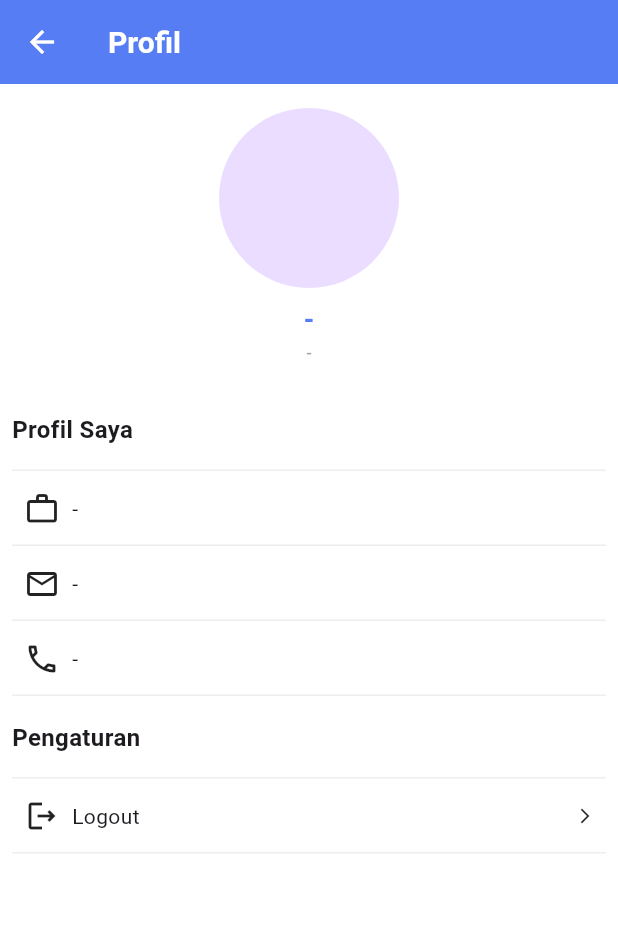
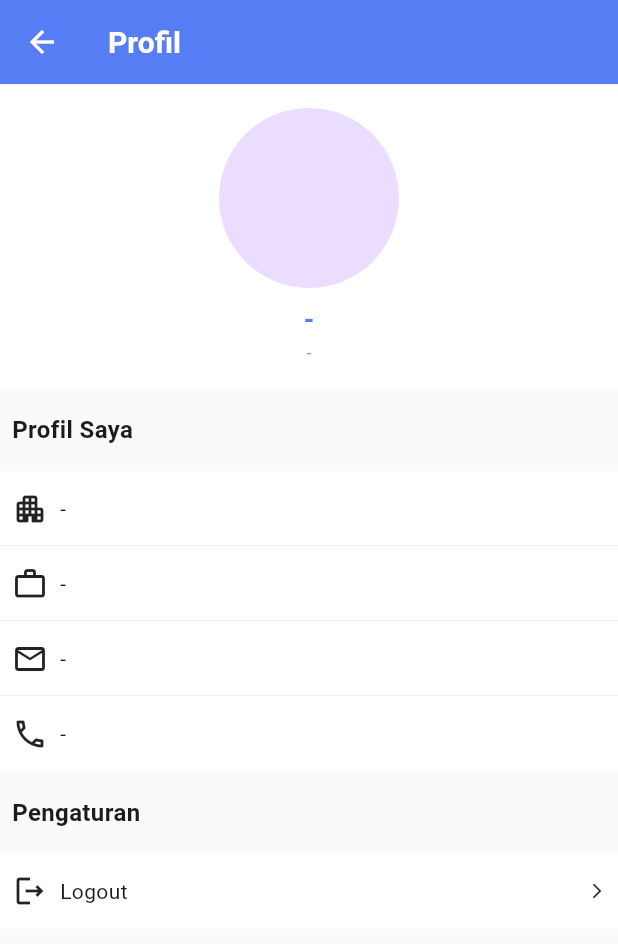
Before and after one commit to hasyim21/attendance-front-end, a Flutter app: the ProfilePage screen opened directly, on a phone screen of 412 x 824 dp. Shown: the top 944 px of the screen. Run offline on Flutter 3.47's test engine with Material 3 defaults, Android fonts, the phone set to English and light mode, and no system bars; our stand-ins replace bloc, camera, dartz, dotted_border, easy_date_timeline, equatable and 9 more; missing offline and left inert: google_mlkit_face_detection, tflite_flutter; accounts and stored records are empty.

Commit message:
update ui profile

```diff
--- a/lib/core/styles/colors.dart
+++ b/lib/core/styles/colors.dart
@@ -1,48 +1,30 @@
 import 'package:flutter/material.dart';
 
 class MyColors {
+  /// background = #FAFAFA
+  static const Color background = Color(0xFFFAFAFA);
+
   /// primary = #567DF4
-  static const Color primary = Color(0xff567DF4);
+  static const Color primary = Color(0xFF567DF4);
 
-  /// primary = #99ACE9
-  static const Color secondary = Color(0xff99ACE9);
-
-  /// grey = #A4A4A4
-  static const Color grey = Color(0xffA4A4A4);
-
-  /// light = #D0D0D0
-  static const Color light = Color(0xffD0D0D0);
-
-  /// light = #F5F5F5
-  static const Color lightSheet = Color(0xffF5F5F5);
-
-  /// blueLight = #C7D0EB
-  static const Color blueLight = Color(0xffC7D0EB);
+  /// secondary = #99ACE9
+  static const Color secondary = Color(0xFF99ACE9);
 
   /// black = #000000
-  static const Color black = Color(0xff000000);
+  static const Color black = Color(0xFF000000);
 
   /// white = #FFFFFF
-  static const Color white = Color(0xffFFFFFF);
+  static const Color white = Color(0xFFFFFFFF);
 
-  /// green = #50C474
-  static const Color green = Color(0xff50C474);
+  /// grey = #9E9E9E
+  static const Color grey = Color(0xFF9E9E9E);
 
-  /// red = #F65151
-  static const Color red = Color(0xffF65151);
+  /// red = #F44336
+  static const Color red = Color(0xFFF44336);
 
-  /// card = #E5E5E5
-  static const Color card = Color(0xffE5E5E5);
+  /// yellow = #FFC107
+  static const Color yellow = Color(0xFFFFC107);
 
-  /// card = #EFF0F6
-  static const Color title = Color(0xffEFF0F6);
-
-  /// disabled = #C8D1E1
-  static const Color disabled = Color(0xffC8D1E1);
-
-  /// subtitle = #7890CD
-  static const Color subtitle = Color(0xff7890CD);
-
-  /// stroke = #DBDBDB
-  static const Color stroke = Color(0xffDBDBDB);
+  /// green = #4CAF50
+  static const Color green = Color(0xFF4CAF50);
 }
--- a/lib/core/styles/theme.dart
+++ b/lib/core/styles/theme.dart
@@ -4,7 +4,7 @@ import '../core.dart';
 
 class MyTheme {
   static ThemeData light = ThemeData.light(useMaterial3: true).copyWith(
-    scaffoldBackgroundColor: MyColors.white,
+    scaffoldBackgroundColor: MyColors.background,
     appBarTheme: const AppBarTheme(
       backgroundColor: MyColors.primary,
       surfaceTintColor: Colors.transparent,
--- a/lib/core/widgets/divider.dart
+++ b/lib/core/widgets/divider.dart
@@ -10,6 +10,7 @@ class MyDivider extends StatelessWidget {
     return Divider(
       color: Colors.grey.shade200,
       height: 0.0,
+      thickness: 0.5,
     );
   }
 }
--- a/lib/features/profile/presentation/pages/profile_page.dart
+++ b/lib/features/profile/presentation/pages/profile_page.dart
@@ -24,9 +24,15 @@ class ProfilePage extends StatelessWidget {
             user = state.result;
           }
           return ListView(
-            padding: const EdgeInsets.all(8.0),
             children: [
-              const SpaceHeight(8.0),
+              Container(
+                padding: const EdgeInsets.symmetric(
+                  vertical: 16.0,
+                  horizontal: 8.0,
+                ),
+                color: Colors.white,
+                child: Column(
+                  children: [
                     const Center(
                       child: CircleAvatar(
                         radius: 60.0,
@@ -52,15 +58,25 @@ class ProfilePage extends StatelessWidget {
                         ),
                       ),
                     ),
-              const SpaceHeight(32.0),
-              const Text(
+                  ],
+                ),
+              ),
+              const SpaceHeight(),
+              const Padding(
+                padding: EdgeInsets.all(8.0),
+                child: Text(
                   'Profil Saya',
                   style: TextStyle(
                     fontSize: 16.0,
                     fontWeight: FontWeight.bold,
                   ),
                 ),
-              const SpaceHeight(16.0),
+              ),
+              const SpaceHeight(),
+              ProfileMenu(
+                icon: Icons.apartment_rounded,
+                title: user?.department ?? '-',
+              ),
               const MyDivider(),
               ProfileMenu(
                 icon: Icons.work_outline,
@@ -76,17 +92,18 @@ class ProfilePage extends StatelessWidget {
                 icon: Icons.call_outlined,
                 title: user?.phone ?? '-',
               ),
-              const MyDivider(),
-              const SpaceHeight(16.0),
-              const Text(
+              const SpaceHeight(),
+              const Padding(
+                padding: EdgeInsets.all(8.0),
+                child: Text(
                   'Pengaturan',
                   style: TextStyle(
                     fontSize: 16.0,
                     fontWeight: FontWeight.bold,
                   ),
                 ),
-              const SpaceHeight(16.0),
-              const MyDivider(),
+              ),
+              const SpaceHeight(),
               BlocListener<LogoutBloc, LogoutState>(
                 listener: (context, state) {
                   if (state is LogoutLoading) {
@@ -104,7 +121,6 @@ class ProfilePage extends StatelessWidget {
                       context.read<LogoutBloc>().add(const LogoutEvent()),
                 ),
               ),
-              const MyDivider(),
             ],
           );
         },
--- a/lib/features/profile/presentation/widgets/profile_menu.dart
+++ b/lib/features/profile/presentation/widgets/profile_menu.dart
@@ -16,7 +16,9 @@ class ProfileMenu extends StatelessWidget {
 
   @override
   Widget build(BuildContext context) {
-    return InkWell(
+    return Material(
+      color: MyColors.white,
+      child: InkWell(
         onTap: onTap,
         child: Container(
           height: 50.0,
@@ -37,6 +39,7 @@ class ProfileMenu extends StatelessWidget {
             ],
           ),
         ),
+      ),
     );
   }
 }
```
Lines whose indentation alone changed are shown as unchanged.
